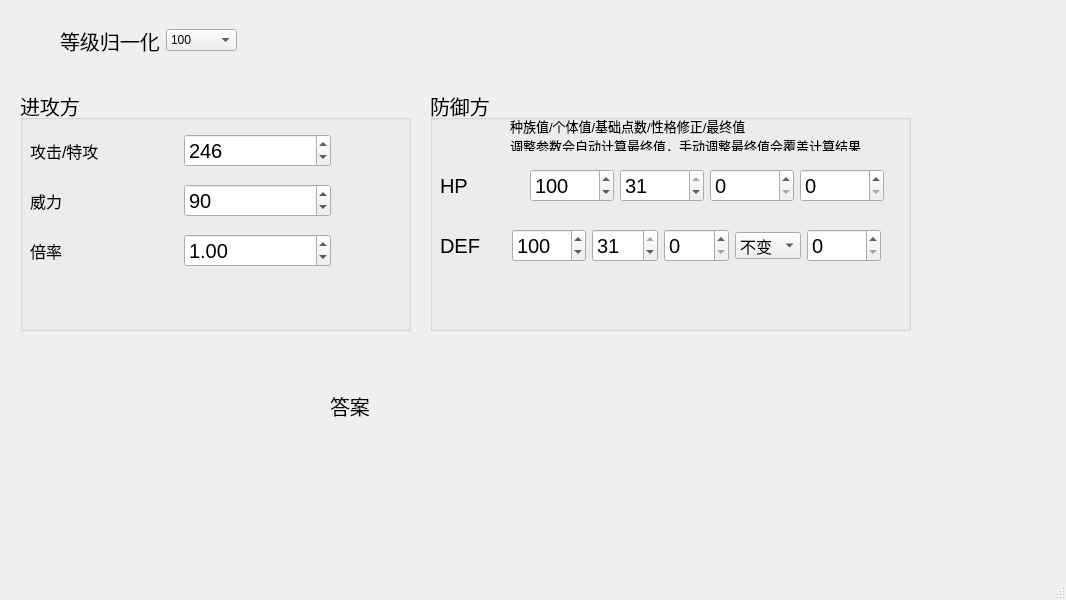
The window that damagewindow.ui (syriku/PokemonResistanceCalculator) describes before a commit, drawn with Qt 5.
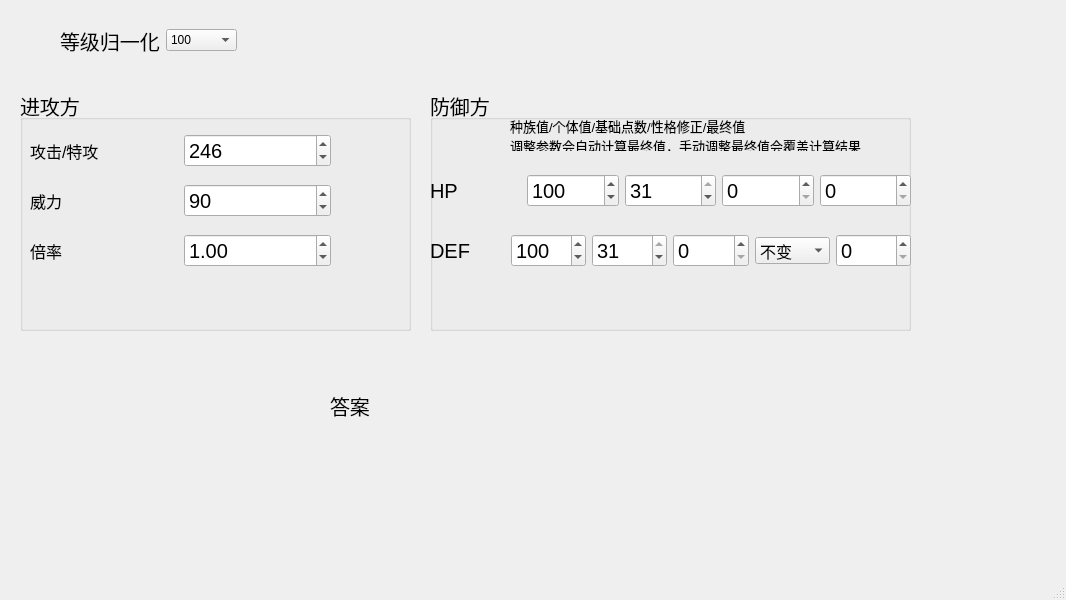
The same window after the commit.

Commit message: 小修一下布局

```diff
--- a/damagewindow.ui
+++ b/damagewindow.ui
@@ -154,10 +154,10 @@
     <widget class="QWidget" name="horizontalLayoutWidget_2">
      <property name="geometry">
       <rect>
-       <x>10</x>
+       <x>0</x>
        <y>70</y>
-       <width>444</width>
-       <height>51</height>
+       <width>481</width>
+       <height>61</height>
       </rect>
      </property>
      <layout class="QHBoxLayout" name="horizontalLayout_2">
@@ -235,10 +235,10 @@
     <widget class="QWidget" name="horizontalLayoutWidget_6">
      <property name="geometry">
       <rect>
-       <x>10</x>
+       <x>0</x>
        <y>130</y>
-       <width>441</width>
-       <height>51</height>
+       <width>481</width>
+       <height>61</height>
       </rect>
      </property>
      <layout class="QHBoxLayout" name="horizontalLayout_6">
```
